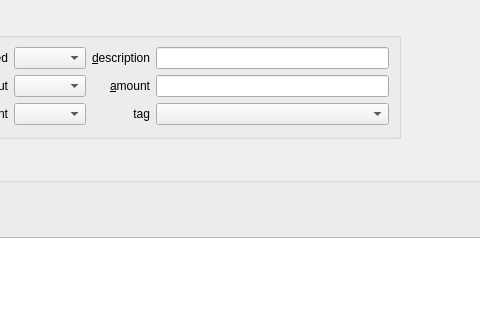
The window that ui/pydosh.ui (innerhippy/pydosh) describes before a commit, drawn with Qt 5; both pictures show x 223 to 703 and y 0 to 320 of the 1092 by 745 pixel window.
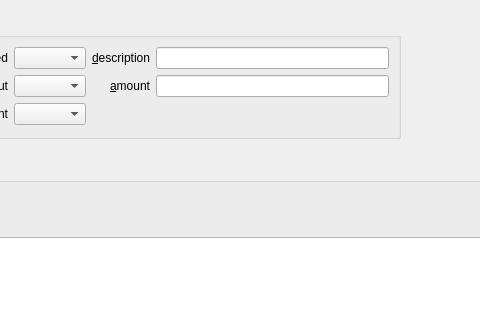
The same window after the commit. Icons and pictures are not drawn. Custom widgets are drawn as their Qt base class.

Commit message: Removed tag edit dialog

Diff of the .ui file:
```diff
--- a/ui/pydosh.ui
+++ b/ui/pydosh.ui
@@ -128,16 +128,6 @@
             </property>
            </widget>
           </item>
-          <item row="2" column="2">
-           <widget class="QLabel" name="label_9">
-            <property name="text">
-             <string>tag</string>
-            </property>
-            <property name="alignment">
-             <set>Qt::AlignRight|Qt::AlignTrailing|Qt::AlignVCenter</set>
-            </property>
-           </widget>
-          </item>
           <item row="1" column="3">
            <widget class="SearchLineEdit" name="amountEdit">
             <property name="sizePolicy">
@@ -158,19 +148,6 @@
             </property>
            </widget>
           </item>
-          <item row="2" column="3">
-           <widget class="MultiComboBox" name="tagCombo">
-            <property name="sizePolicy">
-             <sizepolicy hsizetype="Preferred" vsizetype="Fixed">
-              <horstretch>0</horstretch>
-              <verstretch>0</verstretch>
-             </sizepolicy>
-            </property>
-            <property name="toolTip">
-             <string>&lt;html&gt;&lt;head/&gt;&lt;body&gt;&lt;p&gt;filter on tags&lt;/p&gt;&lt;/body&gt;&lt;/html&gt;</string>
-            </property>
-           </widget>
-          </item>
          </layout>
         </widget>
        </item>
```
The commit also changes 6 other files.
